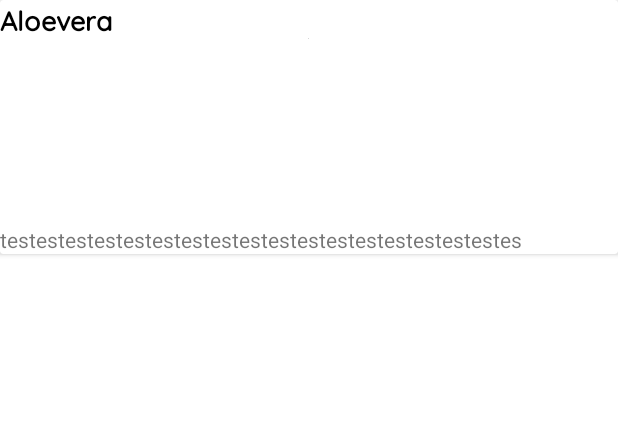
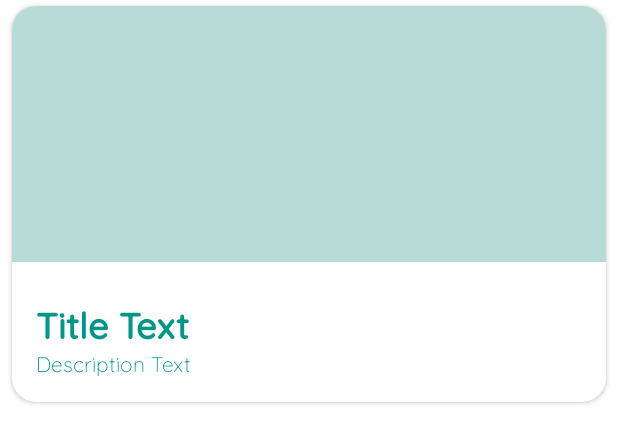
Before and after one commit to iPotassiumK/Garda, an Android app: the layout list_recomendation.xml on its own in the app's theme, with its tools: preview values and no code run, on a phone screen of 412 x 824 dp. Shown: the top 443 px of the screen. Run offline under Robolectric (Android 15) with nearby library versions, the phone set to English and light mode, and no system bars.

Commit message:
Add changes layout

```diff
--- /dev/null
+++ b/Mobile Development/Garda/app/src/main/res/drawable/view_name.xml
@@ -0,0 +1,20 @@
+<?xml version="1.0" encoding="utf-8"?>
+<layer-list xmlns:android="http://schemas.android.com/apk/res/android">
+    <item>
+        <shape android:shape="rectangle">
+            <solid android:color="#CABBBBBB"/>
+            <corners android:radius="10dp" />
+        </shape>
+    </item>
+
+    <item
+        android:left="2dp"
+        android:right="2dp"
+        android:top="0dp"
+        android:bottom="3dp">
+        <shape android:shape="rectangle">
+            <solid android:color="@color/white"/>
+            <corners android:radius="10dp" />
+        </shape>
+    </item>
+</layer-list>
--- a/Mobile Development/Garda/app/src/main/res/layout/activity_main.xml
+++ b/Mobile Development/Garda/app/src/main/res/layout/activity_main.xml
@@ -31,6 +31,7 @@
         android:textColor="@color/warna_g"
         android:textSize="18sp"
         android:textStyle="bold"
+        app:layout_constraintBottom_toTopOf="@+id/slider"
         app:layout_constraintStart_toStartOf="parent"
         app:layout_constraintTop_toTopOf="@+id/txt_awal1" />
 
@@ -38,10 +39,10 @@
         android:id="@+id/slider"
         android:layout_width="match_parent"
         android:layout_height="200dp"
-        android:layout_marginTop="25dp"
+        android:layout_marginTop="35dp"
         android:layout_marginStart="30dp"
         android:layout_marginEnd="30dp"
-        android:background="@drawable/slider"
+        android:background="@drawable/view_name"
         app:layout_constraintTop_toTopOf="@id/txt_awal2"/>
 
     <com.viewpagerindicator.CirclePageIndicator
@@ -75,7 +76,7 @@
         android:layout_width="match_parent"
         android:layout_height="match_parent"
         android:layout_marginStart="30dp"
-        android:layout_marginTop="300dp"
+        android:layout_marginTop="330dp"
         android:layout_marginEnd="30dp"
         android:layout_marginBottom="50dp"
         app:layout_constraintBottom_toBottomOf="@id/linear"
--- a/Mobile Development/Garda/app/src/main/res/layout/list_recomendation.xml
+++ b/Mobile Development/Garda/app/src/main/res/layout/list_recomendation.xml
@@ -1,43 +1,79 @@
 <?xml version="1.0" encoding="utf-8"?>
-<androidx.constraintlayout.widget.ConstraintLayout xmlns:android="http://schemas.android.com/apk/res/android"
+<androidx.cardview.widget.CardView xmlns:android="http://schemas.android.com/apk/res/android"
+    xmlns:app="http://schemas.android.com/apk/res-auto"
     xmlns:tools="http://schemas.android.com/tools"
+    style="@style/CardView.Light"
+    android:background="@drawable/view_name"
     android:layout_width="match_parent"
-    android:layout_height="match_parent"
-    xmlns:app="http://schemas.android.com/apk/res-auto">
+    android:layout_height="wrap_content"
+    android:layout_marginStart="8dp"
+    android:layout_marginTop="4dp"
+    android:layout_marginEnd="8dp"
+    android:layout_marginBottom="4dp"
+    app:cardCornerRadius="16dp">
 
-    <androidx.cardview.widget.CardView
+    <androidx.constraintlayout.widget.ConstraintLayout
         android:layout_width="match_parent"
-        android:layout_height="wrap_content"
-        tools:layout_editor_absoluteX="247dp"
-        tools:layout_editor_absoluteY="74dp"
-        app:layout_constraintTop_toTopOf="parent"
-        app:layout_constraintEnd_toStartOf="parent"
-        app:layout_constraintStart_toEndOf="parent">
+        android:layout_height="wrap_content">
+
+        <ImageView
+            android:id="@+id/iv_item_plants"
+            android:layout_width="0dp"
+            android:layout_height="0dp"
+            android:background="#B8DBD8"
+            android:contentDescription="@string/image_plants"
+            android:scaleType="centerCrop"
+            app:layout_constraintDimensionRatio="H,1.5:1"
+            app:layout_constraintEnd_toEndOf="parent"
+            app:layout_constraintStart_toStartOf="parent"
+            app:layout_constraintTop_toTopOf="parent" />
+
+        <View
+            android:layout_width="0dp"
+            android:layout_height="0dp"
+            android:background="@color/white"
+            app:layout_constraintBottom_toBottomOf="parent"
+            app:layout_constraintEnd_toEndOf="parent"
+            app:layout_constraintStart_toStartOf="parent"
+            app:layout_constraintTop_toTopOf="@+id/top_space" />
+
+        <Space
+            android:id="@+id/top_space"
+            android:layout_width="wrap_content"
+            android:layout_height="wrap_content"
+            android:layout_marginBottom="24dp"
+            app:layout_constraintBottom_toTopOf="@+id/tv_item_title"
+            app:layout_constraintStart_toStartOf="parent" />
 
         <TextView
-            android:id="@+id/textView"
-            android:layout_width="wrap_content"
+            android:id="@+id/tv_item_title"
+            android:layout_width="0dp"
             android:layout_height="wrap_content"
-            android:text="Aloevera"
+            android:layout_marginStart="16dp"
+            android:layout_marginEnd="16dp"
+            android:textAppearance="@style/TextAppearance.AppCompat.Headline"
+            android:textColor="#009688"
             android:fontFamily="@font/quicksand_medium"
             android:textStyle="bold"
-            android:textSize="18sp"
-            android:textColor="@color/black" />
-
-        <ImageView
-            android:id="@+id/imageView"
-            android:layout_width="wrap_content"
-            android:layout_height="wrap_content"
-            tools:srcCompat="@tools:sample/avatars"
-            android:layout_marginTop="25dp"
-            android:layout_gravity="center_horizontal" />
+            app:layout_constraintBottom_toTopOf="@+id/tv_item_description"
+            app:layout_constraintEnd_toEndOf="parent"
+            app:layout_constraintStart_toStartOf="parent"
+            tools:text="@string/text_title" />
 
         <TextView
-            android:id= "@+id/txt_about"
-            android:layout_width="wrap_content"
+            android:id="@+id/tv_item_description"
+            android:layout_width="0dp"
             android:layout_height="wrap_content"
-            android:layout_marginTop="150dp"
-            android:text="testestestestestestestestestestestestestestestestestes"/>
+            android:layout_marginStart="16dp"
+            android:layout_marginEnd="16dp"
+            android:layout_marginBottom="16dp"
+            android:textAppearance="@style/TextAppearance.AppCompat.Body1"
+            android:textColor="#009688"
+            android:fontFamily="@font/quicksand_light"
+            app:layout_constraintBottom_toBottomOf="@+id/iv_item_plants"
+            app:layout_constraintEnd_toEndOf="parent"
+            app:layout_constraintStart_toStartOf="parent"
+            tools:text="@string/text_description" />
+    </androidx.constraintlayout.widget.ConstraintLayout>
 
-    </androidx.cardview.widget.CardView>
-</androidx.constraintlayout.widget.ConstraintLayout>
+</androidx.cardview.widget.CardView>
--- a/Mobile Development/Garda/app/src/main/res/values/strings.xml
+++ b/Mobile Development/Garda/app/src/main/res/values/strings.xml
@@ -2,6 +2,7 @@
     <string name="app_name">Garda</string>
     <!-- TODO: Remove or change this placeholder text -->
     <string name="hello_blank_fragment">Hello blank fragment</string>
-    <string name="pic1">picture1</string>
-    <string name="pic2">picture2</string>
+    <string name="image_plants">Poster</string>
+    <string name="text_title">Title Text</string>
+    <string name="text_description">Description Text</string>
 </resources>
```
